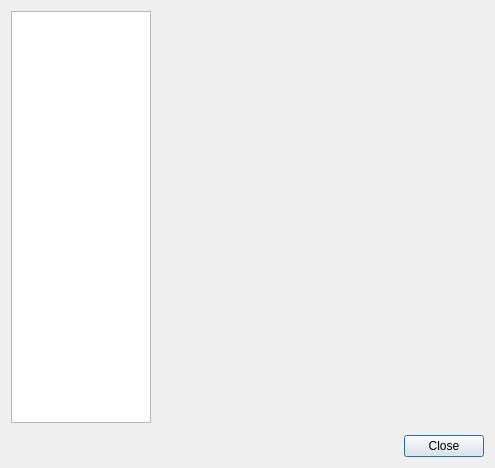
Old version of the form ui/settingsdialog.ui in the repository romeoxbm/depgraphv.
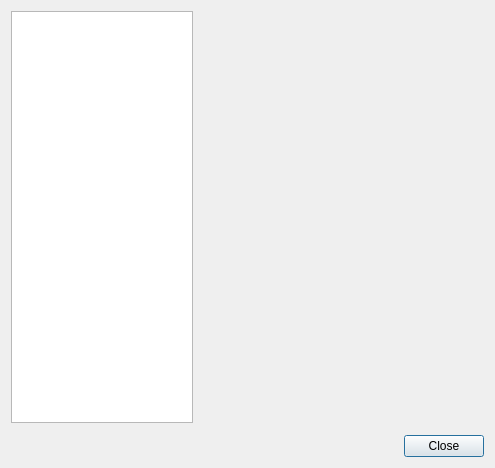
New version of the form.

Patch:
```diff
--- a/ui/settingsdialog.ui
+++ b/ui/settingsdialog.ui
@@ -29,13 +29,13 @@
       <widget class="QListWidget" name="listWidget">
        <property name="minimumSize">
         <size>
-         <width>140</width>
+         <width>128</width>
          <height>0</height>
         </size>
        </property>
        <property name="maximumSize">
         <size>
-         <width>128</width>
+         <width>182</width>
          <height>16777215</height>
         </size>
        </property>
@@ -60,7 +60,14 @@
       </widget>
      </item>
      <item>
-      <widget class="QStackedWidget" name="stackedWidget"/>
+      <widget class="QStackedWidget" name="stackedWidget">
+       <property name="sizePolicy">
+        <sizepolicy hsizetype="MinimumExpanding" vsizetype="Preferred">
+         <horstretch>0</horstretch>
+         <verstretch>0</verstretch>
+        </sizepolicy>
+       </property>
+      </widget>
      </item>
     </layout>
    </item>
```
Left out of the diff: 8 changed lines with no effect on the pictures.
